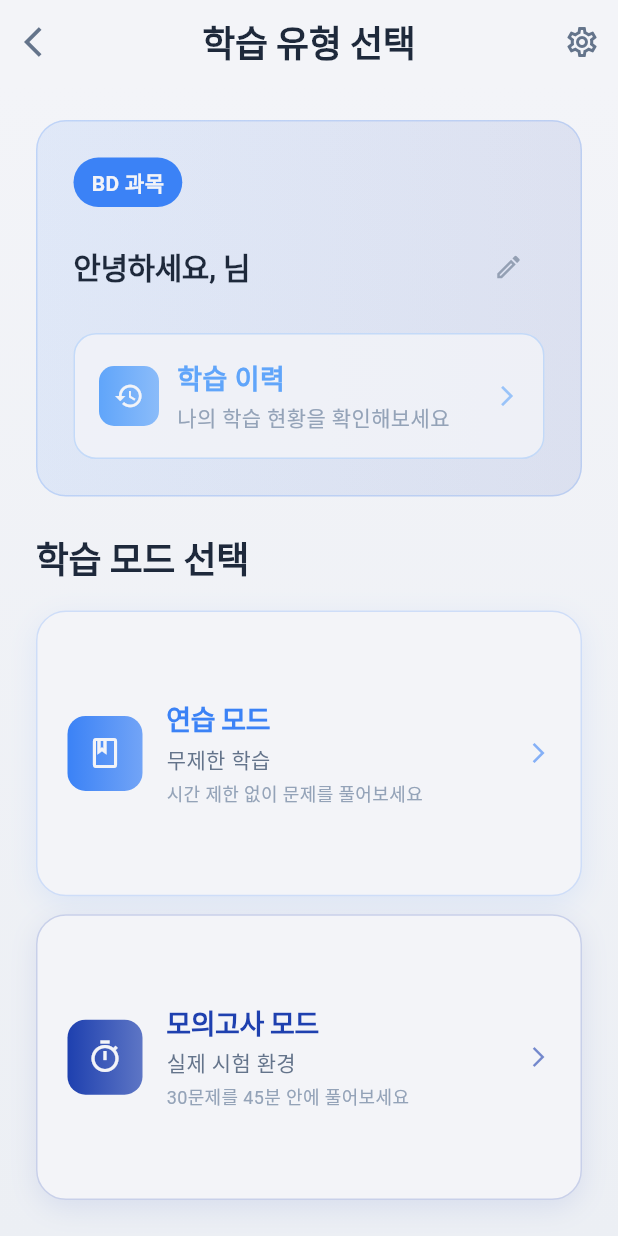
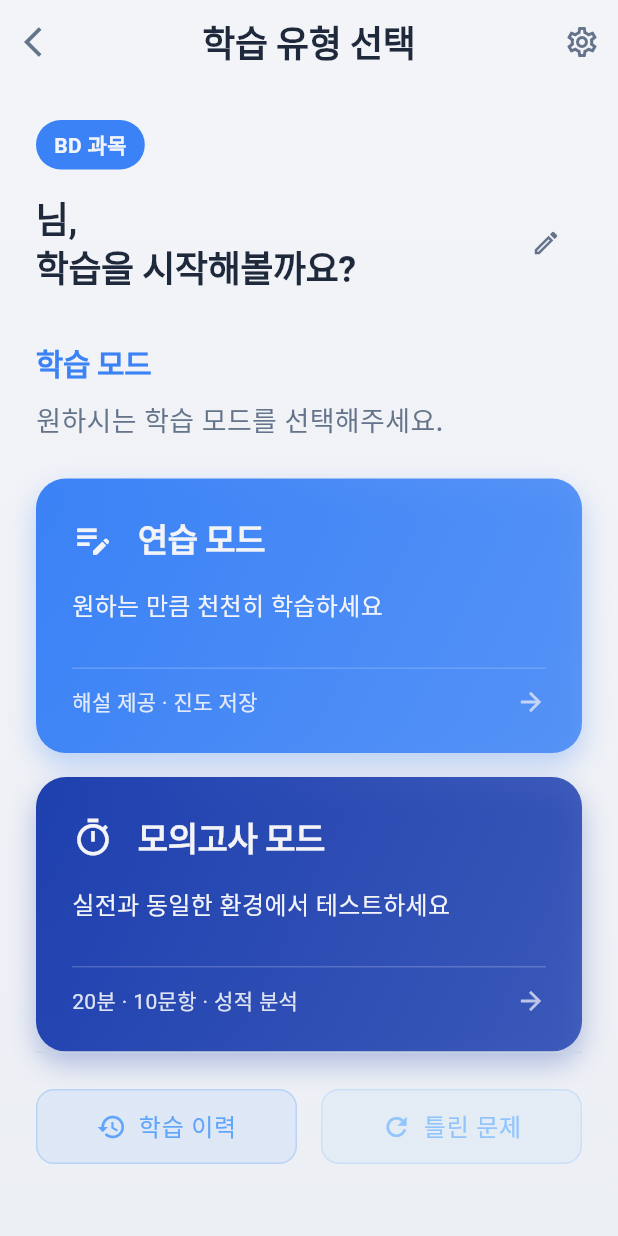
Before and after one commit to JingyunKim/my-app-project2, a Flutter app: the MainMenuScreen screen opened directly, on a phone screen of 412 x 824 dp. Run offline on Flutter 3.47's test engine with Material 3 defaults, Android fonts, the light colour scheme and no system bars; our stand-ins replace fl_chart, shared_preferences; accounts and stored records are empty.

Commit message:
화면 보기 수정

```diff
--- a/techdigestcoach/lib/features/auth/screens/main_menu_screen.dart
+++ b/techdigestcoach/lib/features/auth/screens/main_menu_screen.dart
@@ -159,7 +159,6 @@ class MainMenuScreen extends StatelessWidget {
         leading: IconButton(
           icon: Icon(Icons.arrow_back_ios, color: AppColors.textSecondary),
           onPressed: () {
-            // 과목 선택 화면으로 이동
             Navigator.of(context).pushReplacement(
               MaterialPageRoute(builder: (_) => const GroupSelectionScreen()),
             );
@@ -193,25 +192,8 @@ class MainMenuScreen extends StatelessWidget {
             child: Column(
               crossAxisAlignment: CrossAxisAlignment.start,
               children: [
-                // 사용자 정보 카드 (학습 이력 포함)
+                // 과목 표시
                 Container(
-                  padding: const EdgeInsets.all(24),
-                  decoration: BoxDecoration(
-                    gradient: LinearGradient(
-                      colors: [primaryColor.withOpacity(0.1), secondaryColor.withOpacity(0.1)],
-                    ),
-                    borderRadius: BorderRadius.circular(20),
-                    border: Border.all(
-                      color: primaryColor.withOpacity(0.2),
-                      width: 1,
-                    ),
-                  ),
-                  child: Column(
-                    children: [
-                      // 과목 표시 (최상단)
-                      Align(
-                        alignment: Alignment.centerLeft,
-                        child: Container(
                   padding: const EdgeInsets.symmetric(horizontal: 12, vertical: 6),
                   decoration: BoxDecoration(
                     color: primaryColor,
@@ -225,134 +207,67 @@ class MainMenuScreen extends StatelessWidget {
                     ),
                   ),
                 ),
-                      ),
                 const SizedBox(height: 16),
+                // 환영 메시지
                 Row(
                   children: [
                     Expanded(
-                            child: Column(
-                              crossAxisAlignment: CrossAxisAlignment.start,
-                              children: [
-                                Text(
-                                  '안녕하세요, ${user?.nickname ?? ''}님',
+                      child: Text(
+                        '${user?.nickname ?? ''}님,\n학습을 시작해볼까요?',
                         style: AppTextStyles.heading.copyWith(
                           color: AppColors.text,
-                                    fontWeight: FontWeight.w700,
-                                    fontSize: 20,
+                          fontSize: 24,
+                          height: 1.3,
+                          fontWeight: FontWeight.w600,
                         ),
+                      ),
+                    ),
+                    IconButton(
+                      icon: Icon(
+                        Icons.edit_outlined,
+                        color: AppColors.textSecondary,
+                        size: 20,
+                      ),
+                      onPressed: () => _showNicknameChangeDialog(context),
+                      padding: const EdgeInsets.all(4),
+                      constraints: const BoxConstraints(),
                     ),
                   ],
                 ),
-                          ),
-                          // 닉네임 변경 버튼 (카드 내부)
-                          IconButton(
-                            onPressed: () {
-                              _showNicknameChangeDialog(context);
-                            },
-                            icon: Icon(
-                              Icons.edit_outlined,
-                              color: AppColors.textSecondary.withOpacity(0.6),
-                              size: 20,
+                const SizedBox(height: 32),
+                // 학습 모드 섹션
+                Text(
+                  '학습 모드',
+                  style: AppTextStyles.heading.copyWith(
+                    color: primaryColor,
+                    fontSize: 20,
+                    fontWeight: FontWeight.bold,
                   ),
                 ),
-                        ],
-                      ),
-                      const SizedBox(height: 20),
-                      // 학습 이력 요약
-                      Container(
-                        decoration: BoxDecoration(
-                          color: AppColors.surface.withOpacity(0.8),
-                          borderRadius: BorderRadius.circular(15),
-                          border: Border.all(
-                            color: accentColor.withOpacity(0.3),
-                            width: 1,
-                          ),
-                        ),
-                        child: Material(
-                          color: Colors.transparent,
-                          child: InkWell(
-                            onTap: () {
-                              Navigator.of(context).push(
-                                MaterialPageRoute(builder: (_) => const HistoryScreen()),
-                              );
-                            },
-                            borderRadius: BorderRadius.circular(15),
-                            child: Padding(
-                              padding: const EdgeInsets.all(16),
-                              child: Row(
-                                children: [
-                                  Container(
-                                    width: 40,
-                                    height: 40,
-                                    decoration: BoxDecoration(
-                                      gradient: LinearGradient(
-                                        colors: [accentColor, accentColor.withOpacity(0.7)],
-                                      ),
-                                      borderRadius: BorderRadius.circular(10),
-                                    ),
-                                    child: const Icon(
-                                      Icons.history_outlined,
-                                      color: AppColors.surface,
-                                      size: 20,
-                                    ),
-                                  ),
-                                  const SizedBox(width: 12),
-                                  Expanded(
-                                    child: Column(
-                                      crossAxisAlignment: CrossAxisAlignment.start,
-                                      children: [
+                const SizedBox(height: 8),
                 Text(
-                                          '학습 이력',
+                  '원하시는 학습 모드를 선택해주세요.',
                   style: AppTextStyles.subtitle.copyWith(
-                                            color: accentColor,
-                                            fontWeight: FontWeight.w600,
-                                          ),
-                                        ),
-                                        const SizedBox(height: 2),
-                                        Text(
-                                          '나의 학습 현황을 확인해보세요',
-                                          style: AppTextStyles.caption.copyWith(
-                                            color: AppColors.textLight,
-                                          ),
-                                        ),
-                                      ],
-                                    ),
-                                  ),
-                                  Icon(
-                                    Icons.arrow_forward_ios,
-                                    color: accentColor.withOpacity(0.6),
-                                    size: 16,
-                                  ),
-                                ],
-                              ),
-                            ),
-                          ),
-                        ),
-                      ),
-                    ],
+                    color: AppColors.textSecondary,
+                    height: 1.6,
                   ),
                 ),
                 const SizedBox(height: 24),
-                Text(
-                  '학습 모드 선택',
-                  style: AppTextStyles.heading.copyWith(
-                    color: AppColors.text,
-                    fontWeight: FontWeight.w600,
-                  ),
-                ),
-                const SizedBox(height: 16),
-                // 학습 모드 카드들을 Flexible로 배치
-                Flexible(
+                // 학습 모드 선택 버튼들
+                Expanded(
                   child: Column(
                     children: [
-                      // 연습 모드 카드
-                      Flexible(
-                        flex: 1,
-                        child: _MenuCard(
+                      Expanded(
+                        flex: 10,
+                        child: Column(
+                          children: [
+                            // 연습 모드 버튼
+                            Expanded(
+                              child: _MenuButton(
                                 title: '연습 모드',
-                          subtitle: '무제한 학습',
-                          description: '시간 제한 없이 문제를 풀어보세요',
-                          icon: Icons.book_outlined,
+                                subtitle: '원하는 만큼 천천히 학습하세요',
+                                features: '해설 제공 · 진도 저장',
+                                icon: Icons.edit_note_outlined,
                                 color: primaryColor,
                                 onTap: () {
                                   Navigator.of(context).push(
@@ -361,14 +276,13 @@ class MainMenuScreen extends StatelessWidget {
                                 },
                               ),
                             ),
-                      const SizedBox(height: 12),
-                      // 모의고사 모드 카드
-                      Flexible(
-                        flex: 1,
-                        child: _MenuCard(
+                            const SizedBox(height: 16),
+                            // 모의고사 모드 버튼
+                            Expanded(
+                              child: _MenuButton(
                                 title: '모의고사 모드',
-                          subtitle: '실제 시험 환경',
-                          description: '30문제를 45분 안에 풀어보세요',
+                                subtitle: '실전과 동일한 환경에서 테스트하세요',
+                                features: '20분 · 10문항 · 성적 분석',
                                 icon: Icons.timer_outlined,
                                 color: secondaryColor,
                                 onTap: () {
@@ -376,6 +290,57 @@ class MainMenuScreen extends StatelessWidget {
                                     MaterialPageRoute(builder: (_) => const ExamScreen()),
                                   );
                                 },
+                              ),
+                            ),
+                          ],
+                        ),
+                      ),
+                      // 학습 관리 섹션
+                      Container(
+                        padding: const EdgeInsets.symmetric(vertical: 24),
+                        decoration: BoxDecoration(
+                          border: Border(
+                            top: BorderSide(
+                              color: AppColors.border,
+                              width: 1,
+                            ),
+                          ),
+                        ),
+                        child: Row(
+                          children: [
+                            Expanded(
+                              child: _ManagementButton(
+                                title: '학습 이력',
+                                icon: Icons.history_outlined,
+                                color: accentColor,
+                                onTap: () {
+                                  Navigator.of(context).push(
+                                    MaterialPageRoute(builder: (_) => const HistoryScreen()),
+                                  );
+                                },
+                              ),
+                            ),
+                            const SizedBox(width: 16),
+                            Expanded(
+                              child: _ManagementButton(
+                                title: '틀린 문제',
+                                icon: Icons.refresh_outlined,
+                                color: accent2Color,
+                                onTap: () {
+                                  ScaffoldMessenger.of(context).showSnackBar(
+                                    SnackBar(
+                                      content: Text('준비 중인 기능입니다.'),
+                                      backgroundColor: AppColors.warning,
+                                      behavior: SnackBarBehavior.floating,
+                                      shape: RoundedRectangleBorder(
+                                        borderRadius: BorderRadius.circular(8),
+                                      ),
+                                    ),
+                                  );
+                                },
+                              ),
+                            ),
+                          ],
                         ),
                       ),
                     ],
@@ -390,19 +355,19 @@ class MainMenuScreen extends StatelessWidget {
   }
 }
 
-/// 메인 메뉴 카드 위젯
-class _MenuCard extends StatelessWidget {
+/// 학습 모드 메뉴 버튼 위젯
+class _MenuButton extends StatelessWidget {
   final String title;
   final String subtitle;
-  final String description;
+  final String features;
   final IconData icon;
   final Color color;
   final VoidCallback onTap;
 
-  const _MenuCard({
+  const _MenuButton({
     required this.title,
     required this.subtitle,
-    required this.description,
+    required this.features,
     required this.icon,
     required this.color,
     required this.onTap,
@@ -412,17 +377,20 @@ class _MenuCard extends StatelessWidget {
   Widget build(BuildContext context) {
     return Container(
       decoration: BoxDecoration(
-        color: AppColors.surface,
+        gradient: LinearGradient(
+          begin: Alignment.topLeft,
+          end: Alignment.bottomRight,
+          colors: [
+            color,
+            color.withOpacity(0.8),
+          ],
+        ),
         borderRadius: BorderRadius.circular(20),
-        border: Border.all(
-          color: color.withOpacity(0.2),
-          width: 1,
-        ),
         boxShadow: [
           BoxShadow(
-            color: color.withOpacity(0.1),
+            color: color.withOpacity(0.3),
             blurRadius: 15,
-            offset: const Offset(0, 5),
+            offset: const Offset(0, 8),
           ),
         ],
       ),
@@ -432,68 +400,69 @@ class _MenuCard extends StatelessWidget {
           onTap: onTap,
           borderRadius: BorderRadius.circular(20),
           child: Padding(
-            padding: const EdgeInsets.all(20),
-            child: Row(
+            padding: const EdgeInsets.all(24),
+            child: Column(
+              crossAxisAlignment: CrossAxisAlignment.start,
               children: [
-                // 아이콘 영역
-                Container(
-                  width: 50,
-                  height: 50,
-                  decoration: BoxDecoration(
-                    gradient: LinearGradient(
-                      colors: [color, color.withOpacity(0.7)],
-                    ),
-                    borderRadius: BorderRadius.circular(12),
-                  ),
-                  child: Icon(
+                Row(
+                  children: [
+                    Icon(
                       icon,
                       color: AppColors.surface,
-                    size: 24,
-                  ),
+                      size: 28,
                     ),
                     const SizedBox(width: 16),
-                // 텍스트 영역
-                Expanded(
-                  child: Column(
-                    crossAxisAlignment: CrossAxisAlignment.start,
-                    mainAxisAlignment: MainAxisAlignment.center,
-                    children: [
                     Text(
                       title,
                       style: AppTextStyles.heading.copyWith(
-                          color: color,
-                          fontWeight: FontWeight.w700,
-                          fontSize: 18,
+                        color: AppColors.surface,
+                        fontSize: 22,
+                        fontWeight: FontWeight.w600,
                       ),
-                      ),
-                      const SizedBox(height: 2),
-                      Text(
-                        subtitle,
-                        style: AppTextStyles.subtitle.copyWith(
-                          color: AppColors.textSecondary,
-                          fontWeight: FontWeight.w500,
-                          fontSize: 14,
-                        ),
-                      ),
-                      const SizedBox(height: 4),
-                      Text(
-                        description,
-                        style: AppTextStyles.body.copyWith(
-                          color: AppColors.textLight,
-                          height: 1.3,
-                          fontSize: 12,
-                        ),
-                        maxLines: 2,
-                        overflow: TextOverflow.ellipsis,
                     ),
                   ],
                 ),
+                const SizedBox(height: 16),
+                Expanded(
+                  child: Text(
+                    subtitle,
+                    style: AppTextStyles.body.copyWith(
+                      color: AppColors.surface,
+                      fontSize: 16,
+                      height: 1.4,
+                      fontWeight: FontWeight.w500,
                     ),
-                // 화살표 아이콘
+                  ),
+                ),
+                Container(
+                  padding: const EdgeInsets.only(top: 12),
+                  decoration: BoxDecoration(
+                    border: Border(
+                      top: BorderSide(
+                        color: AppColors.surface.withOpacity(0.2),
+                        width: 1,
+                      ),
+                    ),
+                  ),
+                  child: Row(
+                    children: [
+                      Expanded(
+                        child: Text(
+                          features,
+                          style: AppTextStyles.caption.copyWith(
+                            color: AppColors.surface.withOpacity(0.9),
+                            fontSize: 14,
+                            height: 1.3,
+                          ),
+                        ),
+                      ),
                       Icon(
-                  Icons.arrow_forward_ios,
-                  color: color.withOpacity(0.6),
-                  size: 16,
+                        Icons.arrow_forward,
+                        color: AppColors.surface.withOpacity(0.7),
+                        size: 20,
+                      ),
+                    ],
+                  ),
                 ),
               ],
             ),
@@ -503,3 +472,58 @@ class _MenuCard extends StatelessWidget {
     );
   }
 }
+
+/// 학습 관리 버튼 위젯
+class _ManagementButton extends StatelessWidget {
+  final String title;
+  final IconData icon;
+  final Color color;
+  final VoidCallback onTap;
+
+  const _ManagementButton({
+    required this.title,
+    required this.icon,
+    required this.color,
+    required this.onTap,
+  });
+
+  @override
+  Widget build(BuildContext context) {
+    return Material(
+      color: Colors.transparent,
+      child: InkWell(
+        onTap: onTap,
+        borderRadius: BorderRadius.circular(12),
+        child: Container(
+          padding: const EdgeInsets.symmetric(vertical: 12, horizontal: 16),
+          decoration: BoxDecoration(
+            color: color.withOpacity(0.1),
+            borderRadius: BorderRadius.circular(12),
+            border: Border.all(
+              color: color.withOpacity(0.3),
+              width: 1,
+            ),
+          ),
+          child: Row(
+            mainAxisAlignment: MainAxisAlignment.center,
+            children: [
+              Icon(
+                icon,
+                color: color,
+                size: 20,
+              ),
+              const SizedBox(width: 8),
+              Text(
+                title,
+                style: AppTextStyles.button.copyWith(
+                  color: color,
+                  fontWeight: FontWeight.w500,
+                ),
+              ),
+            ],
+          ),
+        ),
+      ),
+    );
+  }
+}
--- a/techdigestcoach/lib/features/practice/screens/practice_screen.dart
+++ b/techdigestcoach/lib/features/practice/screens/practice_screen.dart
@@ -233,28 +233,27 @@ class _PracticeScreenState extends State<PracticeScreen> {
                         crossAxisAlignment: CrossAxisAlignment.start,
                         children: [
                           // 문제 카드 Q. 표기 개선
-                          Row(
+                          RichText(
+                            text: TextSpan(
                               children: [
-                              Text(
-                                'Q${_currentQuestionIndex + 1}.',
+                                TextSpan(
+                                  text: 'Q${_currentQuestionIndex + 1}. ',
                                   style: AppTextStyles.subtitle.copyWith(
                                     color: AppColors.primary,
                                     fontWeight: FontWeight.bold,
                                     fontSize: 18,
                                   ),
                                 ),
-                            ],
-                          ),
-                          const SizedBox(height: 10),
-                          Text(
-                            question.question,
+                                TextSpan(
+                                  text: question.question,
                                   style: AppTextStyles.heading.copyWith(
                                     color: AppColors.text,
                                     fontSize: 18,
                                     height: 1.5,
                                   ),
-                            maxLines: null,
-                            softWrap: true,
+                                ),
+                              ],
+                            ),
                           ),
                         ],
                       ),
@@ -443,7 +442,7 @@ class _AnswerOption extends StatelessWidget {
           onTap: onTap,
           borderRadius: BorderRadius.circular(16),
           child: Padding(
-            padding: const EdgeInsets.all(16),
+            padding: const EdgeInsets.symmetric(horizontal: 12, vertical: 12),
             child: Row(
               children: [
                 // 선택 표시 원
```
Lines whose indentation alone changed are shown as unchanged.
